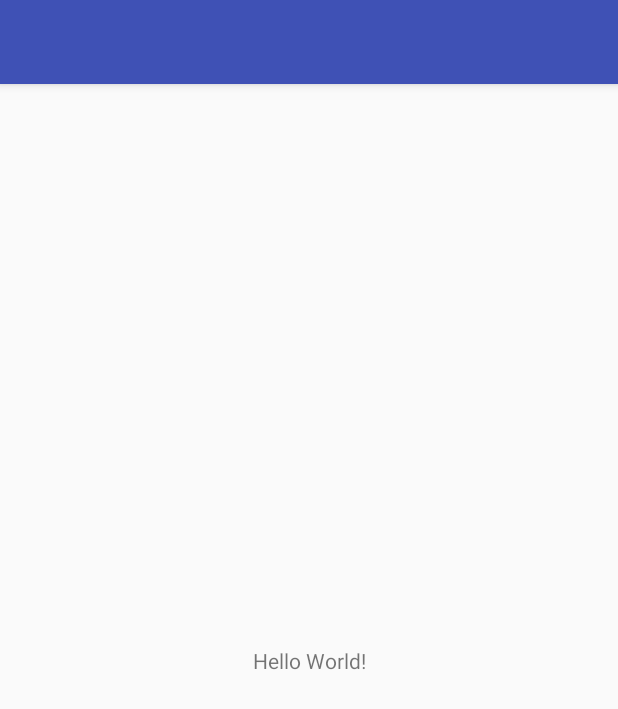
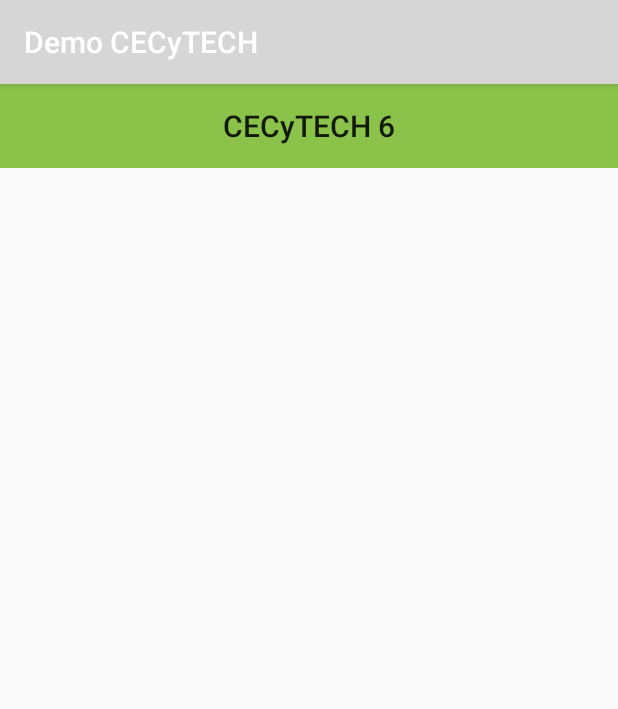
Before and after one commit to eduardorascon/escuela, an Android app: the screen it shows after launch (MainActivity), on a phone screen of 412 x 824 dp. Shown: the top 709 px of the screen. Run offline under Robolectric (Android 15) with nearby library versions, the phone set to English and light mode, and no system bars.

Commit message:
Custom toolbar added.

```diff
--- a/app/src/main/res/layout/activity_main.xml
+++ b/app/src/main/res/layout/activity_main.xml
@@ -1,18 +1,25 @@
 <?xml version="1.0" encoding="utf-8"?>
-<android.support.constraint.ConstraintLayout xmlns:android="http://schemas.android.com/apk/res/android"
+<android.widget.RelativeLayout xmlns:android="http://schemas.android.com/apk/res/android"
     xmlns:app="http://schemas.android.com/apk/res-auto"
     xmlns:tools="http://schemas.android.com/tools"
     android:layout_width="match_parent"
     android:layout_height="match_parent"
     tools:context="com.eduardorascon.demoescuela.MainActivity">
 
-    <TextView
-        android:layout_width="wrap_content"
+    <android.support.v7.widget.Toolbar android:id="@+id/toolbar_top"
         android:layout_height="wrap_content"
-        android:text="Hello World!"
-        app:layout_constraintBottom_toBottomOf="parent"
-        app:layout_constraintLeft_toLeftOf="parent"
-        app:layout_constraintRight_toRightOf="parent"
-        app:layout_constraintTop_toTopOf="parent" />
+        android:layout_width="match_parent"
+        android:background="@color/primary"
+        android:minHeight="?attr/actionBarSize">
 
-</android.support.constraint.ConstraintLayout>
+        <TextView
+            style="@style/TextAppearance.AppCompat.Widget.ActionBar.Title"
+            android:layout_width="wrap_content"
+            android:layout_height="wrap_content"
+            android:text="CECyTECH 6"
+            android:layout_gravity="center"
+            android:id="@+id/toolbar_title" />
+
+    </android.support.v7.widget.Toolbar>
+
+</android.widget.RelativeLayout>
--- a/app/src/main/res/values/colors.xml
+++ b/app/src/main/res/values/colors.xml
@@ -1,6 +1,11 @@
 <?xml version="1.0" encoding="utf-8"?>
 <resources>
-    <color name="colorPrimary">#3F51B5</color>
-    <color name="colorPrimaryDark">#303F9F</color>
-    <color name="colorAccent">#FF4081</color>
+<color name="primary">#8BC34A</color>
+<color name="primary_dark">#689F38</color>
+<color name="primary_light">#DCEDC8</color>
+<color name="accent">#FFC107</color>
+<color name="primary_text">#212121</color>
+<color name="secondary_text">#757575</color>
+<color name="icons">#212121</color>
+<color name="divider">#BDBDBD</color>
 </resources>
--- a/app/src/main/res/values/strings.xml
+++ b/app/src/main/res/values/strings.xml
@@ -1,3 +1,3 @@
 <resources>
-    <string name="app_name"></string>
+    <string name="app_name">Demo CECyTECH</string>
 </resources>
```
